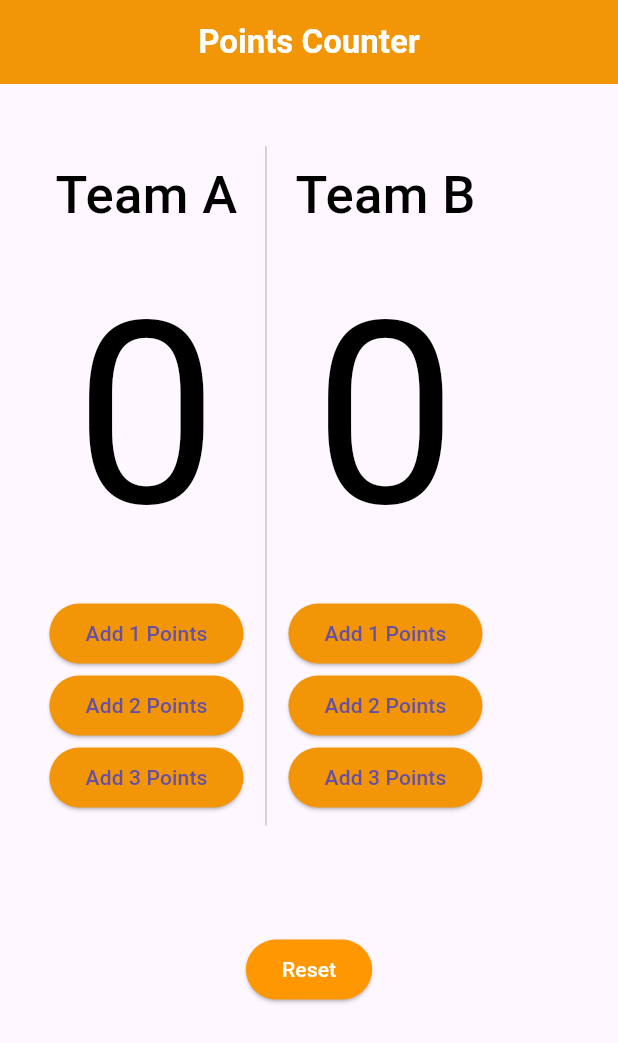
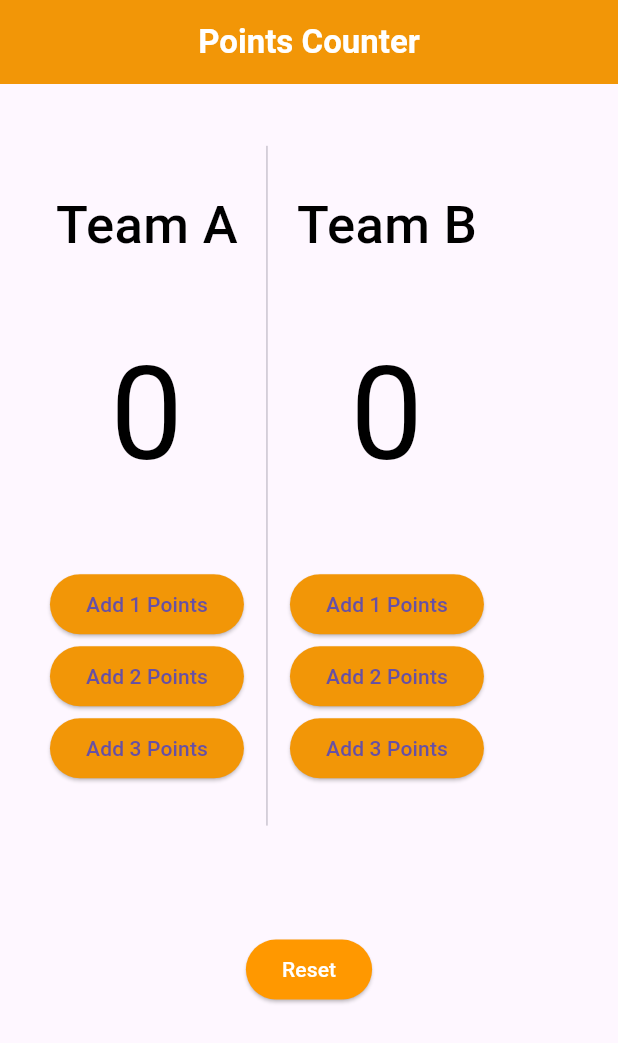
Before and after one commit to mohamedamr77/Basket-Ball-State-Management, a Flutter app: the screen it shows after launch, on a phone screen of 412 x 824 dp. Shown: the top 1043 px of the screen. Run offline on Flutter 3.47's test engine with Material 3 defaults, Android fonts, the phone set to English and light mode, and no system bars; our stand-ins replace flutter_bloc.

Commit message:
finish app

```diff
--- a/lib/features/widgets/score.dart
+++ b/lib/features/widgets/score.dart
@@ -1,16 +1,31 @@
 import 'package:flutter/material.dart';
 
 class Score extends StatelessWidget {
-  Score({super.key,required this.score});
-  int score;
+  final int score;
+
+  const Score({Key? key, required this.score}) : super(key: key);
+
   @override
   Widget build(BuildContext context) {
-    return  FittedBox(
-      child: Text("$score", style: TextStyle(
-        color: Colors.black,
-        fontSize: 170,
-        fontWeight: FontWeight.w400,
-      ),),
+    double screenWidth = MediaQuery.of(context).size.width;
+    double adaptiveFontSize = screenWidth * 0.21; // Adjust the factor as needed
+
+    return Padding(
+      padding:  EdgeInsets.symmetric(vertical: 40),
+      child: FittedBox(
+        child: SizedBox(
+          width: 130, // Fixed width to ensure space does not change
+          child: Text(
+            "$score",
+            style: TextStyle(
+              color: Colors.black,
+              fontSize: adaptiveFontSize,
+              fontWeight: FontWeight.w400,
+            ),
+            textAlign: TextAlign.center, // Center align the text within the fixed width
+          ),
+        ),
+      ),
     );
   }
 }
```
